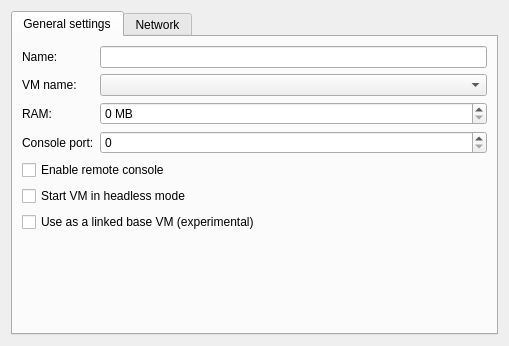
Before: the Qt Designer form gns3/modules/virtualbox/ui/virtualbox_vm_configuration_page.ui in GNS3/gns3-gui, drawn with Qt 5.
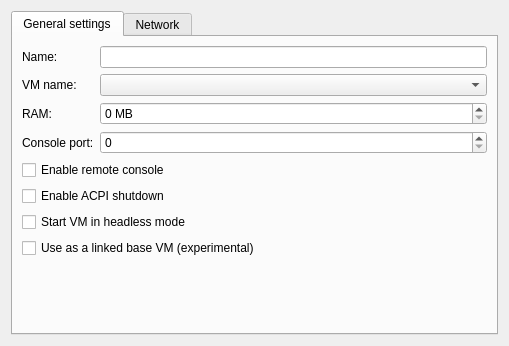
After: the same form once the commit is applied.

Commit message: ACPI shutdown support for VirtualBox VMs.

What changed in the file:
```diff
--- a/gns3/modules/virtualbox/ui/virtualbox_vm_configuration_page.ui
+++ b/gns3/modules/virtualbox/ui/virtualbox_vm_configuration_page.ui
@@ -95,7 +95,7 @@
          </property>
         </widget>
        </item>
-       <item row="5" column="0" colspan="2">
+       <item row="6" column="0" colspan="2">
         <widget class="QCheckBox" name="uiHeadlessModeCheckBox">
          <property name="text">
           <string>Start VM in headless mode</string>
@@ -105,7 +105,7 @@
          </property>
         </widget>
        </item>
-       <item row="6" column="0" colspan="2">
+       <item row="8" column="0" colspan="2">
         <widget class="QCheckBox" name="uiBaseVMCheckBox">
          <property name="enabled">
           <bool>true</bool>
@@ -115,7 +115,7 @@
          </property>
         </widget>
        </item>
-       <item row="7" column="1">
+       <item row="9" column="1">
         <spacer name="verticalSpacer">
          <property name="orientation">
           <enum>Qt::Vertical</enum>
@@ -128,6 +128,13 @@
          </property>
         </spacer>
        </item>
+       <item row="5" column="0" colspan="2">
+        <widget class="QCheckBox" name="uiACPIShutdownCheckBox">
+         <property name="text">
+          <string>Enable ACPI shutdown</string>
+         </property>
+        </widget>
+       </item>
       </layout>
      </widget>
      <widget class="QWidget" name="tab_2">
```
The commit also changes 5 other files.
